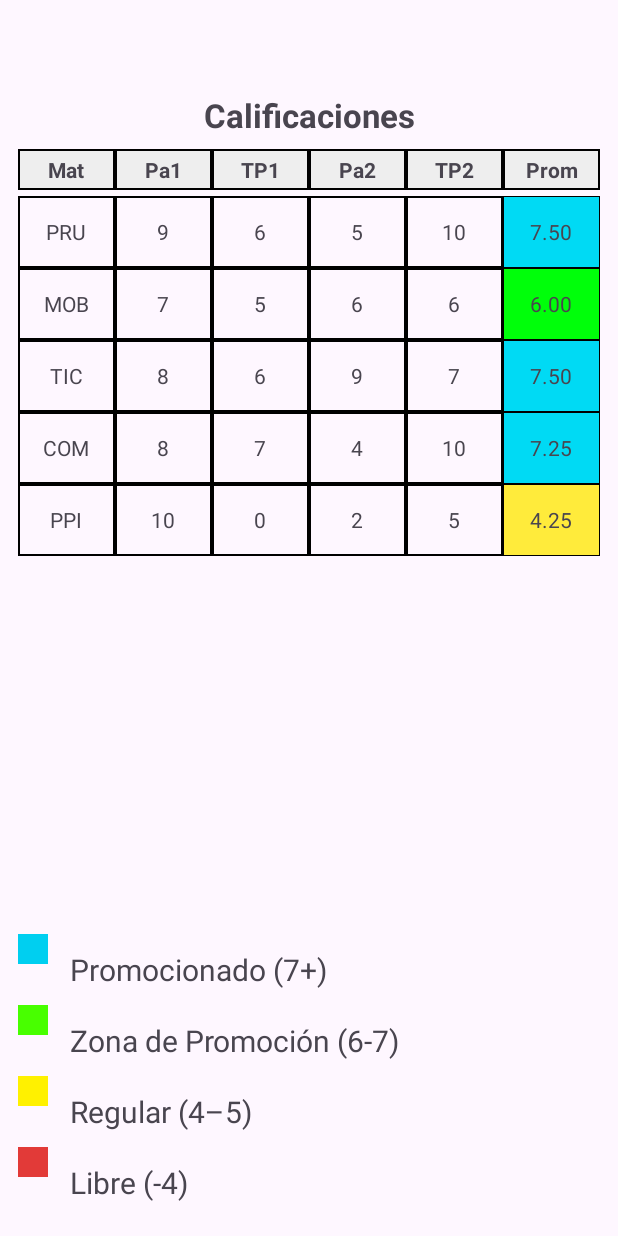
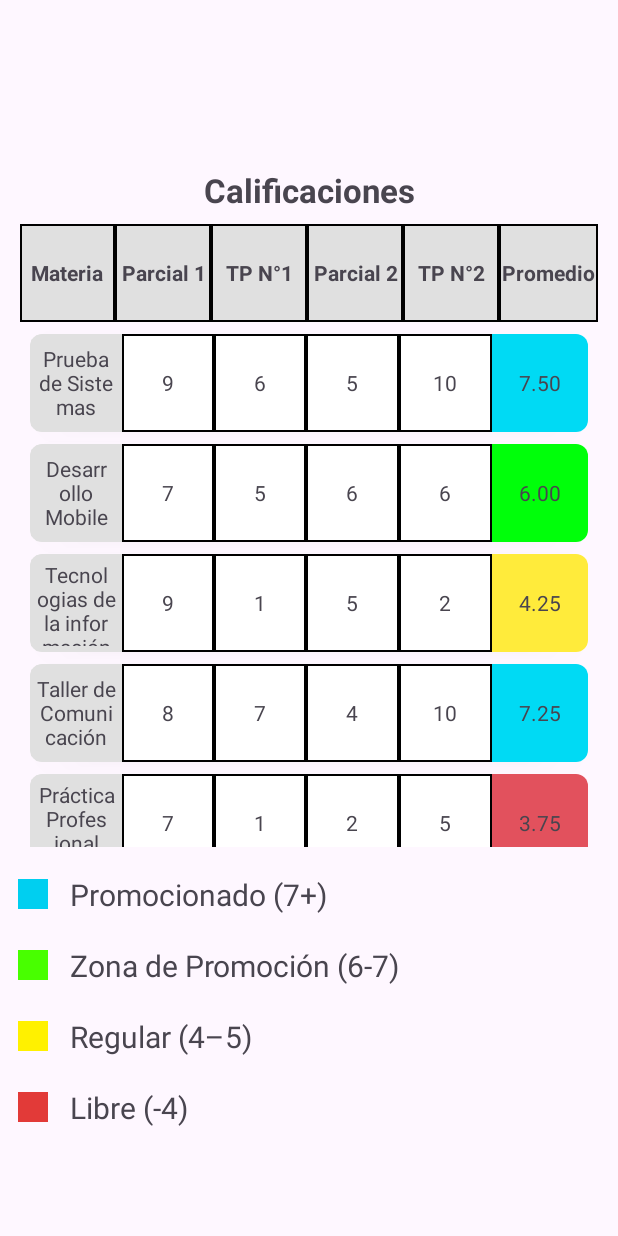
Before and after one commit to Hexagan/iStudent, an Android app: the fragment CalificacionesFragment placed in its activity, on a phone screen of 412 x 824 dp. Run offline under Robolectric (Android 15) with nearby library versions, the phone set to English and light mode, and no system bars.

Commit message:
new commit

```diff
--- a/app/build.gradle.kts
+++ b/app/build.gradle.kts
@@ -51,4 +51,5 @@ dependencies {
     androidTestImplementation(libs.androidx.espresso.core)
     implementation ("androidx.recyclerview:recyclerview:1.3.2")
     implementation ("androidx.cardview:cardview:1.0.0")
+    implementation ("androidx.cardview:cardview:1.0.0")
 }
--- a/app/src/main/java/ar/com/ifts18/istudent/CalificacionesFragment.kt
+++ b/app/src/main/java/ar/com/ifts18/istudent/CalificacionesFragment.kt
@@ -31,11 +31,11 @@ class CalificacionesFragment : Fragment(R.layout.fragment_calificaciones) { //
     // Función para generar los datos de prueba (MOVIDA AQUÍ)
     private fun generateDummyData(): List<Calificacion> { //
         val dummyData = listOf( //
-            Calificacion("PRU", 9, 6, 5, 10, 7.5), //
-            Calificacion("MOB", 7, 5, 6, 6, 6.0), //
-            Calificacion("TIC", 8, 6, 9, 7, 7.5), //
-            Calificacion("COM", 8, 7, 4, 10, 7.25), //
-            Calificacion("PPI", 10, 0, 2, 5, 4.25) // Ejemplo con promedio bajo para probar color "Libre"
+            Calificacion("Prueba de Sistemas", 9, 6, 5, 10, 7.5), //
+            Calificacion("Desarrollo Mobile", 7, 5, 6, 6, 6.0), //
+            Calificacion("Tecnologias de la información", 9, 1, 5, 2, 4.25), //
+            Calificacion("Taller de Comunicación", 8, 7, 4, 10, 7.25), //
+            Calificacion("Práctica Profesional I", 7, 1, 2, 5, 3.75) // Ejemplo con promedio bajo para probar color "Libre"
         )
         Log.d("DEBUG_APP", "generateDummyData() retornando ${dummyData.size} items.") //
         return dummyData //
--- a/app/src/main/java/ar/com/ifts18/istudent/GradesAdapter.kt
+++ b/app/src/main/java/ar/com/ifts18/istudent/GradesAdapter.kt
@@ -1,15 +1,13 @@
 package ar.com.ifts18.istudent
 
 import android.graphics.Color
-import android.graphics.drawable.ColorDrawable // Importar ColorDrawable
-import android.graphics.drawable.LayerDrawable // Importar LayerDrawable
-import androidx.core.content.ContextCompat // Importar ContextCompat
+import android.graphics.drawable.ColorDrawable
 import android.view.LayoutInflater
 import android.view.View
 import android.view.ViewGroup
 import android.widget.TextView
 import androidx.recyclerview.widget.RecyclerView
-import java.util.Locale // Importar Locale para formato de promedio
+import java.util.Locale
 
 class GradesAdapter(private val gradeList: List<Calificacion>) :
     RecyclerView.Adapter<GradesAdapter.GradeViewHolder>() {
@@ -37,33 +35,20 @@ class GradesAdapter(private val gradeList: List<Calificacion>) :
         holder.pa2.text = currentItem.pa2.toString() //
         holder.tp2.text = currentItem.tp2.toString() //
         // Formatear el promedio a dos decimales
-        holder.promedio.text = String.format(Locale.getDefault(), "%.2f", currentItem.promedio) // Formato a 2 decimales
+        holder.promedio.text = String.format(Locale.getDefault(), "%.2f", currentItem.promedio)
 
         // Lógica para el color de fondo del promedio
-        val average = currentItem.promedio //
-        val backgroundColor: Int = when { //
+        val average = currentItem.promedio
+        val backgroundColor: Int = when {
             average >= 7.0 -> Color.parseColor("#00DAF4")
-            average >= 6.0 && average < 7.0 -> Color.parseColor("#00FF0A")
-            average >= 4.0 && average < 6.0 -> Color.parseColor("#FFEB3B")
-            else -> Color.parseColor("#D52337")
+            average >= 6.0 -> Color.parseColor("#00FF0A")
+            average >= 4.0 -> Color.parseColor("#FFEB3B")
+            else -> Color.parseColor("#E2515D")
         }
+        holder.promedio.background = ColorDrawable(backgroundColor)
 
-        // Crear un LayerDrawable: el borde abajo, el color de fondo encima
-        val borderDrawable = ContextCompat.getDrawable(holder.itemView.context, R.drawable.borde_celda) // Asegúrate de que este drawable exista
-        val colorDrawable = ColorDrawable(backgroundColor)
-        val layerDrawable = LayerDrawable(arrayOf(borderDrawable, colorDrawable))
 
-        // Ajustar los insets (margen) del colorDrawable para que el borde sea visible
-        // Esto crea un pequeño margen (1dp en cada lado) para que el borde subyacente se vea.
-        layerDrawable.setLayerInset(1, // Índice del colorDrawable en el array (el segundo elemento)
-            1, // left (1dp)
-            1, // top (1dp)
-            1, // right (1dp)
-            1  // bottom (1dp)
-        )
-
-        holder.promedio.background = layerDrawable // Asignar el LayerDrawable al background
     }
 
-    override fun getItemCount() = gradeList.size //
+    override fun getItemCount() = gradeList.size
 }
--- a/app/src/main/res/drawable/bg_celda_borde.xml
+++ b/app/src/main/res/drawable/bg_celda_borde.xml
@@ -2,6 +2,7 @@
 <shape xmlns:android="http://schemas.android.com/apk/res/android"
     android:shape="rectangle">
     <stroke
-        android:width="1dp"
+        android:width="3dp"
         android:color="#CCCCCC" />
-    <solid android:color="@android:color/transparent" /> </shape>
+    <solid android:color="@android:color/transparent" />
+</shape>
--- a/app/src/main/res/layout/acerca_de.xml
+++ b/app/src/main/res/layout/acerca_de.xml
@@ -35,7 +35,7 @@
         android:textSize="16sp"
         android:layout_width="wrap_content"
         android:layout_height="wrap_content"
-        android:text="Desarrollado por: Andrea, Federico, Daniel"
+        android:text="Desarrollado por:Federico Salavador y  Daniel Sosa"
         android:layout_marginTop="32dp"
         app:layout_constraintTop_toBottomOf="@id/tvDescripcion"
         app:layout_constraintStart_toStartOf="parent"
@@ -47,6 +47,7 @@
         android:layout_height="wrap_content"
         android:text="Volver"
         android:layout_marginTop="72dp"
+        android:backgroundTint="@color/gris_oscuro"
         app:layout_constraintTop_toBottomOf="@id/tvAutores"
         app:layout_constraintStart_toStartOf="parent"
         app:layout_constraintEnd_toStartOf="@id/buttonTerminos"
@@ -59,6 +60,7 @@
         android:layout_height="wrap_content"
         android:text="Política de uso"
         android:layout_marginTop="72dp"
+        android:backgroundTint="@color/gris_oscuro"
         app:layout_constraintTop_toBottomOf="@id/tvAutores"
         app:layout_constraintStart_toEndOf="@id/buttonVolver"
         app:layout_constraintEnd_toEndOf="parent"
--- a/app/src/main/res/layout/fragment_calificaciones.xml
+++ b/app/src/main/res/layout/fragment_calificaciones.xml
@@ -18,37 +18,91 @@
     android:textSize="22sp"
     android:textStyle="bold"
     android:gravity="center"
-    android:paddingTop="50dp"
+    android:paddingTop="100dp"
     android:layout_gravity="center"
     android:paddingBottom="8dp">
 
     </TextView>
 
     <LinearLayout
-        android:layout_width="match_parent"
+        android:layout_width="385dp"
         android:layout_height="wrap_content"
         android:orientation="horizontal"
         android:weightSum="6"
-        android:background="#EEEEEE"
-        android:padding="0dp"> <TextView android:layout_width="0dp" android:layout_height="wrap_content" android:layout_weight="1" android:text="Mat" android:gravity="center" android:textStyle="bold" android:background="@drawable/borde_celda" android:padding="4dp" />
-        <TextView android:layout_width="0dp" android:layout_height="wrap_content" android:layout_weight="1" android:text="Pa1" android:gravity="center" android:textStyle="bold" android:background="@drawable/borde_celda" android:padding="4dp" />
-        <TextView android:layout_width="0dp" android:layout_height="wrap_content" android:layout_weight="1" android:text="TP1" android:gravity="center" android:textStyle="bold" android:background="@drawable/borde_celda" android:padding="4dp" />
-        <TextView android:layout_width="0dp" android:layout_height="wrap_content" android:layout_weight="1" android:text="Pa2" android:gravity="center" android:textStyle="bold" android:background="@drawable/borde_celda" android:padding="4dp" />
-        <TextView android:layout_width="0dp" android:layout_height="wrap_content" android:layout_weight="1" android:text="TP2" android:gravity="center" android:textStyle="bold" android:background="@drawable/borde_celda" android:padding="4dp" />
-        <TextView android:layout_width="0dp" android:layout_height="wrap_content" android:layout_weight="1" android:text="Prom" android:gravity="center" android:textStyle="bold" android:background="@drawable/borde_celda" android:padding="4dp" />
+        android:background="@color/gris_claro">
+
+        <TextView
+            android:layout_width="8dp"
+            android:layout_height="65dp"
+            android:layout_weight="1"
+            android:text="Materia"
+            android:gravity="center"
+            android:textStyle="bold"
+            android:background="@drawable/borde_celda"
+            android:padding="4dp" />
+
+        <TextView
+            android:layout_width="8dp"
+            android:layout_height="65dp"
+            android:layout_weight="1"
+            android:background="@drawable/borde_celda"
+            android:gravity="center"
+            android:text="Parcial 1"
+            android:textStyle="bold" />
+        <TextView
+            android:layout_width="8dp"
+            android:layout_height="65dp"
+            android:layout_weight="1"
+            android:text="TP N°1"
+            android:gravity="center"
+            android:textStyle="bold"
+            android:background="@drawable/borde_celda"
+            android:padding="4dp" />
+        <TextView
+            android:layout_width="8dp"
+            android:layout_height="65dp"
+            android:layout_weight="1"
+            android:text="Parcial 2"
+            android:gravity="center"
+            android:textStyle="bold"
+            android:background="@drawable/borde_celda"
+ />
+        <TextView
+            android:layout_width="8dp"
+            android:layout_height="65dp"
+            android:layout_weight="1"
+            android:text="TP N°2"
+            android:gravity="center"
+            android:textStyle="bold"
+            android:background="@drawable/borde_celda"
+            android:padding="4dp" />
+
+        <TextView
+            android:layout_width="10dp"
+            android:layout_height="65dp"
+            android:layout_weight="1"
+            android:background="@drawable/borde_celda"
+            android:gravity="center"
+            android:text="Promedio"
+            android:textStyle="bold" />
     </LinearLayout>
 
     <androidx.recyclerview.widget.RecyclerView
         android:id="@+id/recyclerViewCalificaciones"
         android:layout_width="match_parent"
-        android:layout_height="0dp" android:layout_weight="1" android:paddingVertical="4dp"
-        android:clipToPadding="false" app:layoutManager="androidx.recyclerview.widget.LinearLayoutManager" tools:listitem="@layout/item_calification_row" />
+        android:layout_height="0dp"
+        android:layout_weight="1"
+        android:paddingVertical="4dp"
+        android:clipToPadding="false"
+        app:layoutManager="androidx.recyclerview.widget.LinearLayoutManager"
+        tools:listitem="@layout/item_calification_row" />
 
     <LinearLayout
         android:id="@+id/leyenda"
         android:layout_width="match_parent"
         android:layout_height="wrap_content"
         android:orientation="vertical"
+        android:paddingBottom="50dp"
         android:paddingTop="8dp">
 
         <LinearLayout
@@ -58,6 +112,7 @@
             <View
                 android:layout_width="20dp"
                 android:layout_height="20dp"
+                android:layout_gravity="center"
                 android:background="@color/azul_promocionado" />
             <TextView
                 android:layout_width="wrap_content"
@@ -75,6 +130,7 @@
             <View
                 android:layout_width="20dp"
                 android:layout_height="20dp"
+                android:layout_gravity="center"
                 android:background="@color/verde" />
             <TextView
                 android:layout_width="wrap_content"
@@ -92,6 +148,7 @@
             <View
                 android:layout_width="20dp"
                 android:layout_height="20dp"
+                android:layout_gravity="center"
                 android:background="@color/amarillo" />
             <TextView
                 android:layout_width="wrap_content"
@@ -109,6 +166,7 @@
             <View
                 android:layout_width="20dp"
                 android:layout_height="20dp"
+                android:layout_gravity="center"
                 android:background="@color/rojo" />
             <TextView
                 android:layout_width="wrap_content"
--- a/app/src/main/res/layout/item_calification_row.xml
+++ b/app/src/main/res/layout/item_calification_row.xml
@@ -1,20 +1,37 @@
-<LinearLayout xmlns:android="http://schemas.android.com/apk/res/android"
+<?xml version="1.0" encoding="utf-8"?>
+<androidx.cardview.widget.CardView
+    xmlns:android="http://schemas.android.com/apk/res/android"
+    xmlns:app="http://schemas.android.com/apk/res-auto"
+    android:layout_width="match_parent"
+    android:layout_height="wrap_content"
+    android:layout_marginTop="4dp"
+    android:layout_marginBottom="4dp"
+    android:layout_marginStart="8dp"
+    android:layout_marginEnd="8dp"
+    app:cardCornerRadius="8dp"
+    app:cardElevation="4dp">
+
+    <LinearLayout
         android:layout_width="match_parent"
         android:layout_height="wrap_content"
         android:orientation="horizontal"
         android:gravity="center"
-    android:padding="0dp"> <TextView
+        android:padding="0dp">
+    <TextView
         android:id="@+id/materia"
-    android:layout_width="0dp"
-    android:layout_height="48dp"
+        android:layout_width="8dp"
+        android:layout_height="65dp"
         android:layout_weight="1"
         android:gravity="center"
+        android:backgroundTint="@color/gris_claro"
         android:background="@drawable/borde_celda"
         android:text="MATERIA"
-    android:padding="4dp" /> <TextView
+        android:padding="4dp" />
+
+    <TextView
         android:id="@+id/pa1"
-    android:layout_width="0dp"
-    android:layout_height="48dp"
+        android:layout_width="8dp"
+        android:layout_height="65dp"
         android:layout_weight="1"
         android:gravity="center"
         android:background="@drawable/borde_celda"
@@ -23,8 +40,8 @@
 
     <TextView
         android:id="@+id/tp1"
-        android:layout_width="0dp"
-        android:layout_height="48dp"
+        android:layout_width="8dp"
+        android:layout_height="65dp"
         android:layout_weight="1"
         android:gravity="center"
         android:background="@drawable/borde_celda"
@@ -33,8 +50,8 @@
 
     <TextView
         android:id="@+id/pa2"
-        android:layout_width="0dp"
-        android:layout_height="48dp"
+        android:layout_width="8dp"
+        android:layout_height="65dp"
         android:layout_weight="1"
         android:gravity="center"
         android:background="@drawable/borde_celda"
@@ -43,8 +60,8 @@
 
     <TextView
         android:id="@+id/tp2"
-        android:layout_width="0dp"
-        android:layout_height="48dp"
+        android:layout_width="8dp"
+        android:layout_height="65dp"
         android:layout_weight="1"
         android:gravity="center"
         android:background="@drawable/borde_celda"
@@ -53,10 +70,11 @@
 
     <TextView
         android:id="@+id/prom"
-        android:layout_width="0dp"
-        android:layout_height="48dp"
+        android:layout_width="10dp"
+        android:layout_height="65dp"
         android:layout_weight="1"
         android:gravity="center"
-        android:background="@drawable/borde_celda" android:text="7.5"
+        android:text="7.5"
         android:padding="4dp" />
 </LinearLayout>
+</androidx.cardview.widget.CardView>
--- a/app/src/main/res/values/colors.xml
+++ b/app/src/main/res/values/colors.xml
@@ -13,5 +13,5 @@
     <color name="promocionado_color">#00DAF4</color>
     <color name="zona_promocion_color">#00FF0A</color>
     <color name="regular_color">#FFEB3B</color>
-    <color name="libre_color">#D52337</color>
+    <color name="libre_color">#E2515D</color>
 </resources>
```
Also changed, not shown: app/src/main/res/layout/card_materia.xml (added, +86 -0 lines), app/src/main/res/layout/fragment_cronograma.xml (+37 -33 lines). Lines whose indentation alone changed are shown as unchanged.
